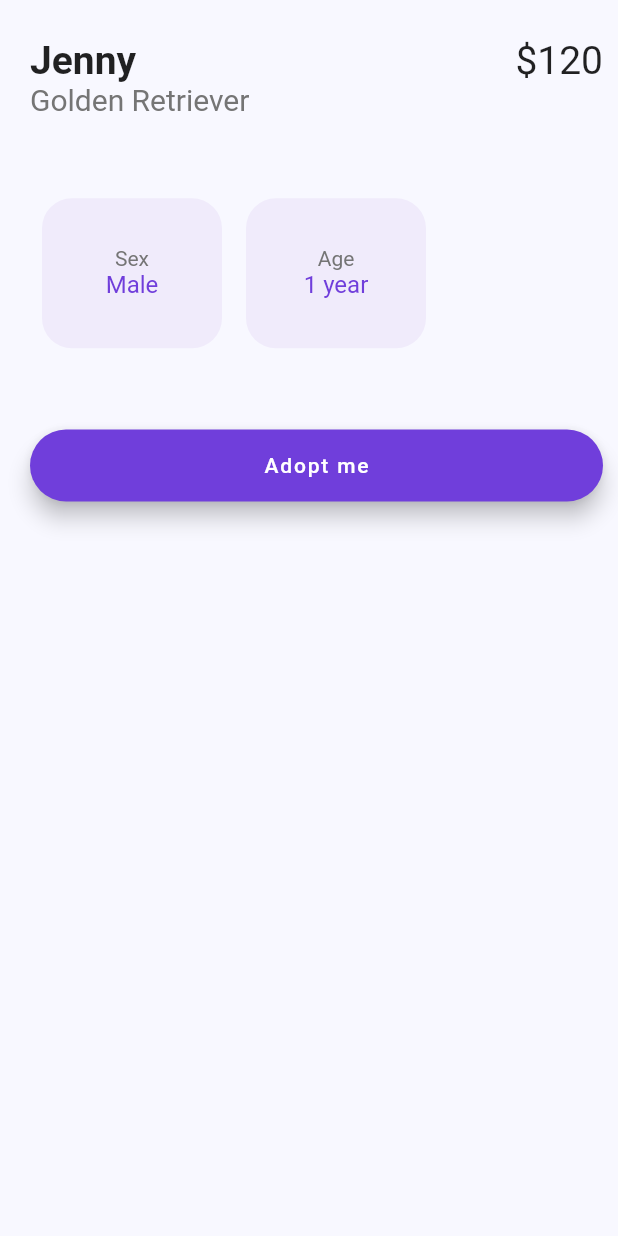
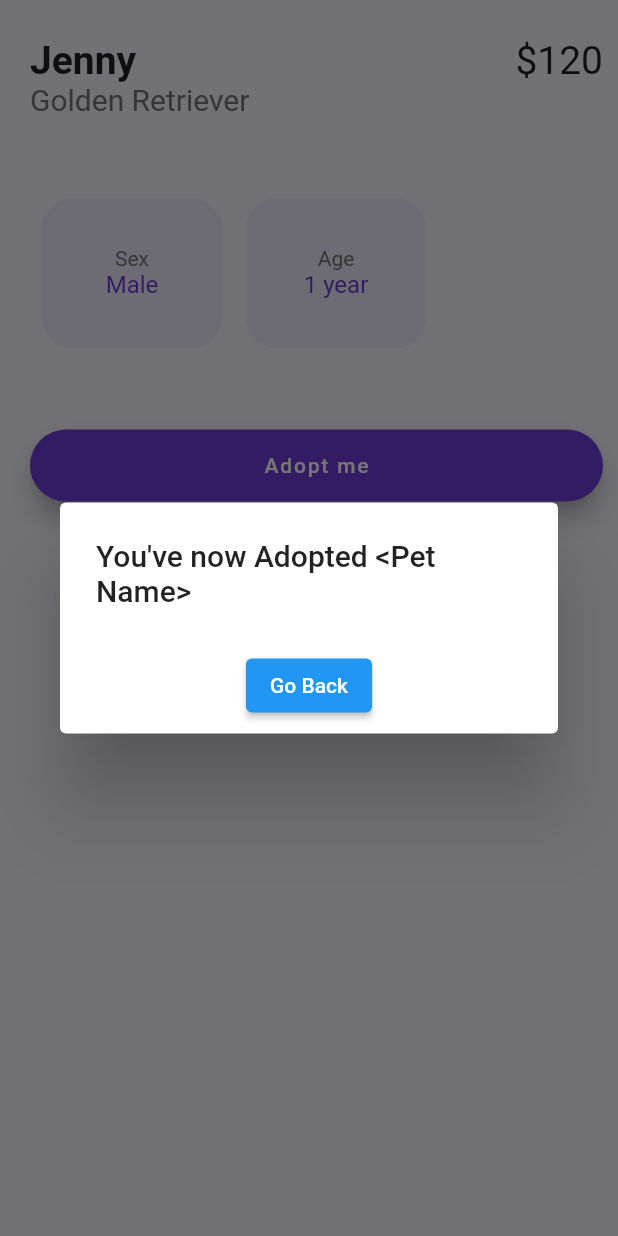
Before and after one commit to neddstarkk/petfinders, a Flutter app: the PetDetailsWidget widget shown alone on an empty page, opened directly, after a tap on "Adopt me", on a phone screen of 412 x 824 dp. Run offline on Flutter 3.47's test engine with Material 2 defaults, Android fonts, the phone set to English and light mode, and no system bars; network calls fail.

Commit message:
Created popup on adopt button

```diff
--- a/lib/ui/widgets/details_screen_widgets/pet_details_widget.dart
+++ b/lib/ui/widgets/details_screen_widgets/pet_details_widget.dart
@@ -6,6 +6,25 @@ import '../../../util/size_config.dart';
 
 class PetDetailsWidget extends StatelessWidget {
   const PetDetailsWidget({Key? key}) : super(key: key);
+
+  void adopt(BuildContext context) {
+    showDialog(
+        context: context,
+        builder: (context) {
+          return AlertDialog(
+            title: const Text("You've now Adopted <Pet Name>"),
+            actionsAlignment: MainAxisAlignment.center,
+            actions: [
+              ElevatedButton(
+                  onPressed: () {
+                    Navigator.pop(context);
+                    Navigator.pop(context);
+                  },
+                  child: const Text("Go Back"))
+            ],
+          );
+        });
+  }
 
   @override
   Widget build(BuildContext context) {
@@ -37,8 +56,11 @@ class PetDetailsWidget extends StatelessWidget {
                 )
               ],
             ),
-            Text("Golden Retriever", style: kPetBreedDetailScreenTextStyle,),
-            Spacer(),
+            Text(
+              "Golden Retriever",
+              style: kPetBreedDetailScreenTextStyle,
+            ),
+            const Spacer(),
             Container(
               height: 100,
               child: ListView(
@@ -49,12 +71,14 @@ class PetDetailsWidget extends StatelessWidget {
                 ],
               ),
             ),
-            Spacer(),
+            const Spacer(),
             Container(
               width: SizeConfig.screenWidth,
               child: FloatingActionButton.extended(
-                backgroundColor: Color(0xff703edb),
-                onPressed: () {},
+                backgroundColor: const Color(0xff703edb),
+                onPressed: () {
+                  adopt(context);
+                },
                 label: const Text("Adopt me"),
               ),
             )
```
